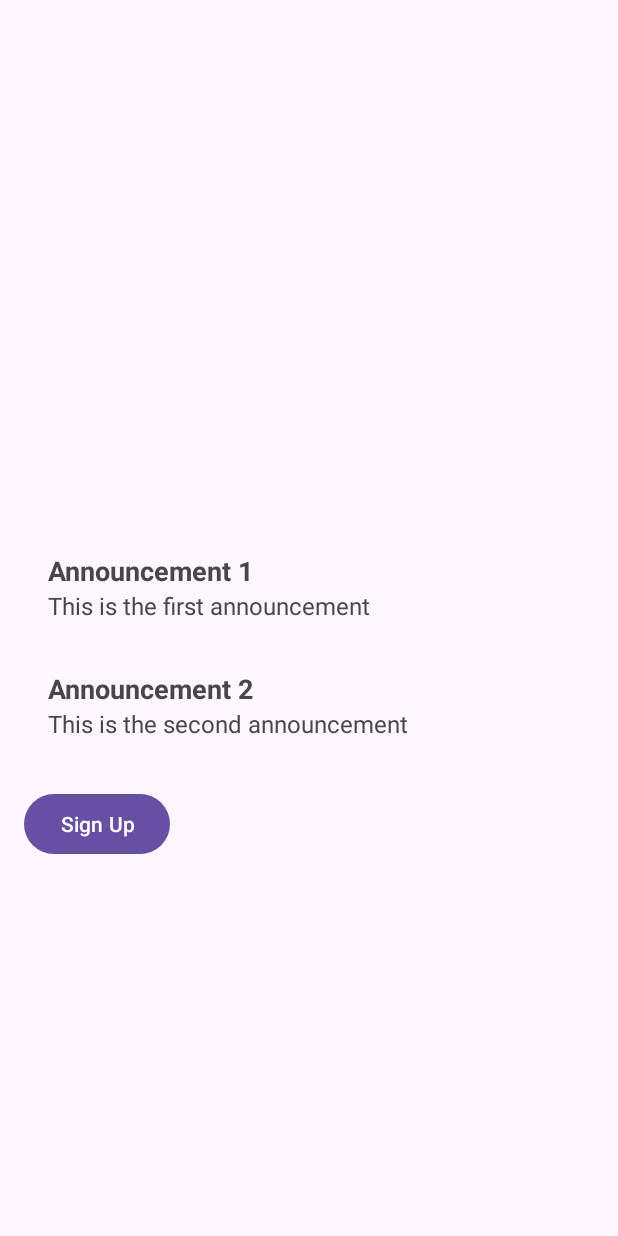
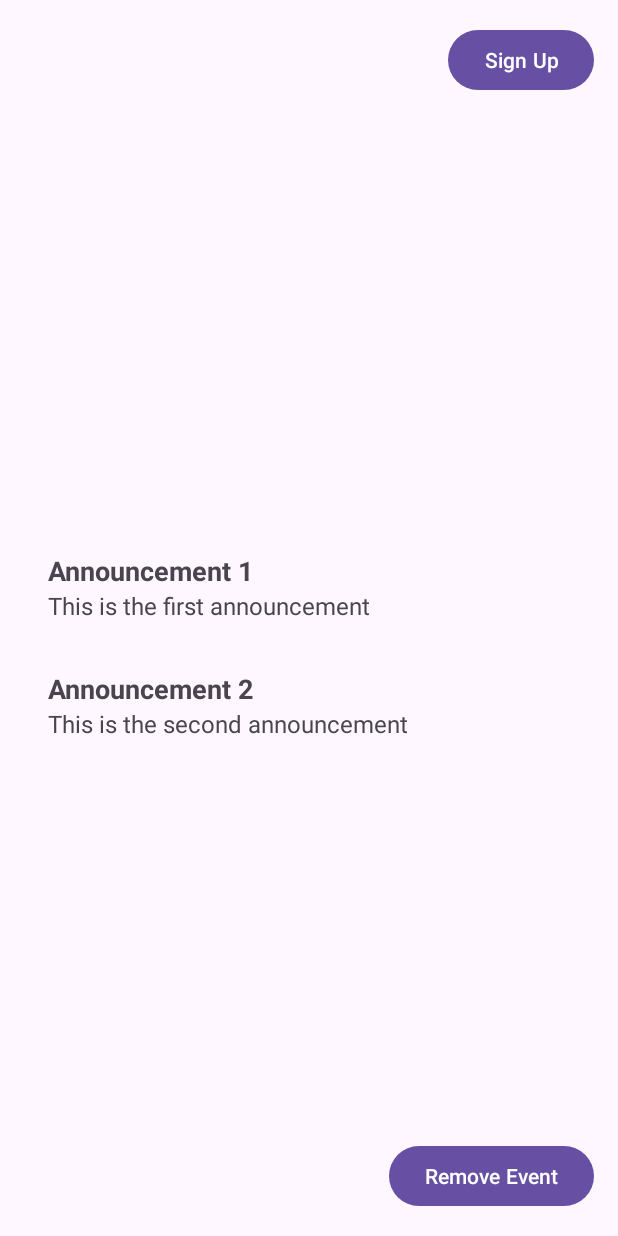
Before and after one commit to CMPUT-301-project/its-a-feature-not-a-bug, an Android app: the EventDetailsActivity screen opened directly, with no data from a screen before it, on a phone screen of 412 x 824 dp. Run offline under Robolectric (Android 15) with nearby library versions, the light colour scheme and no system bars; 6 statements that could not run were skipped.

Commit message:
added remove event button & adjusted sign up button

```diff
--- a/its-a-feature-not-a-bug/app/src/main/java/com/example/its_a_feature_not_a_bug/AdminBrowseEventsActivity.java
+++ b/its-a-feature-not-a-bug/app/src/main/java/com/example/its_a_feature_not_a_bug/AdminBrowseEventsActivity.java
@@ -22,4 +22,5 @@ public class AdminBrowseEventsActivity extends BrowseEventsActivity {
     }
 
 
+
 }
--- a/its-a-feature-not-a-bug/app/src/main/res/layout/event_details.xml
+++ b/its-a-feature-not-a-bug/app/src/main/res/layout/event_details.xml
@@ -1,4 +1,9 @@
 <?xml version="1.0" encoding="utf-8"?>
+<RelativeLayout xmlns:android="http://schemas.android.com/apk/res/android"
+    android:layout_width="match_parent"
+    android:layout_height="match_parent"
+    xmlns:app="http://schemas.android.com/apk/res-auto">
+
     <ScrollView xmlns:android="http://schemas.android.com/apk/res/android"
         android:layout_width="match_parent"
         android:layout_height="match_parent"
@@ -58,12 +63,26 @@
                 android:layout_width="match_parent"
                 android:layout_height="wrap_content"
                 android:layout_marginTop="16dp"/>
+
+        </LinearLayout>
+    </ScrollView>
+    <Button
+        android:id="@+id/btnRemoveEvent"
+        android:layout_width="wrap_content"
+        android:layout_height="wrap_content"
+        android:text="Remove Event"
+        android:layout_alignParentBottom="true"
+        android:layout_alignParentEnd="true"
+        android:layout_margin="16dp"/>
+
     <Button
         android:id="@+id/signup_button"
         android:layout_width="wrap_content"
         android:layout_height="wrap_content"
-            android:text="Sign Up" />
+        android:text="Sign Up"
+        android:layout_alignParentTop="true"
+        android:layout_alignParentEnd="true"
+        android:layout_marginTop="16dp"
+        android:layout_marginEnd="16dp"/>
 
-
-    </LinearLayout>
-</ScrollView>
+</RelativeLayout>
```
Lines whose indentation alone changed are shown as unchanged.
